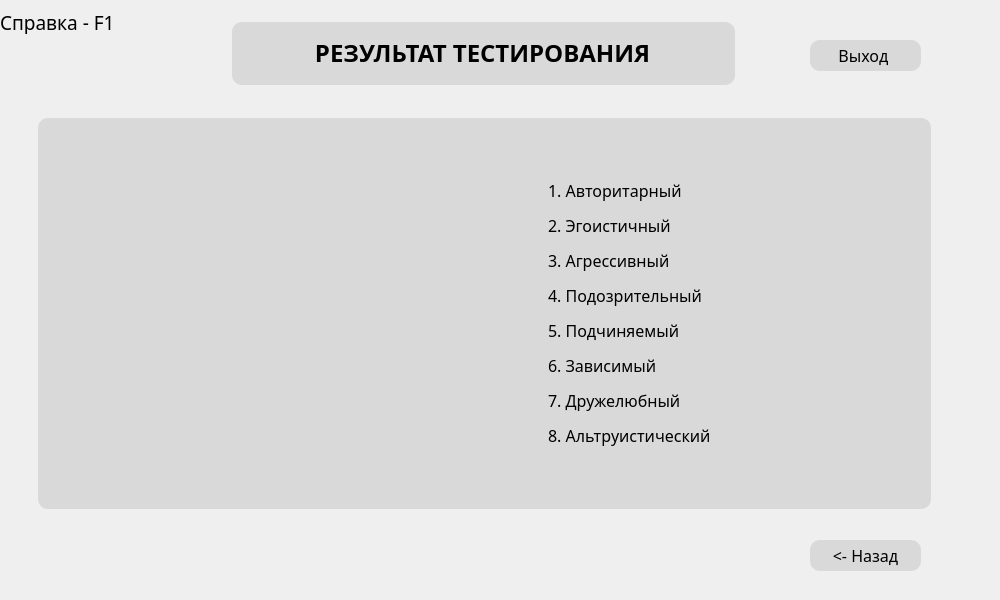
Above: ui/auth/UserResultLiriWidget.ui from xamlo721/PsychologyTestApp before the change. Below: the same form after it.
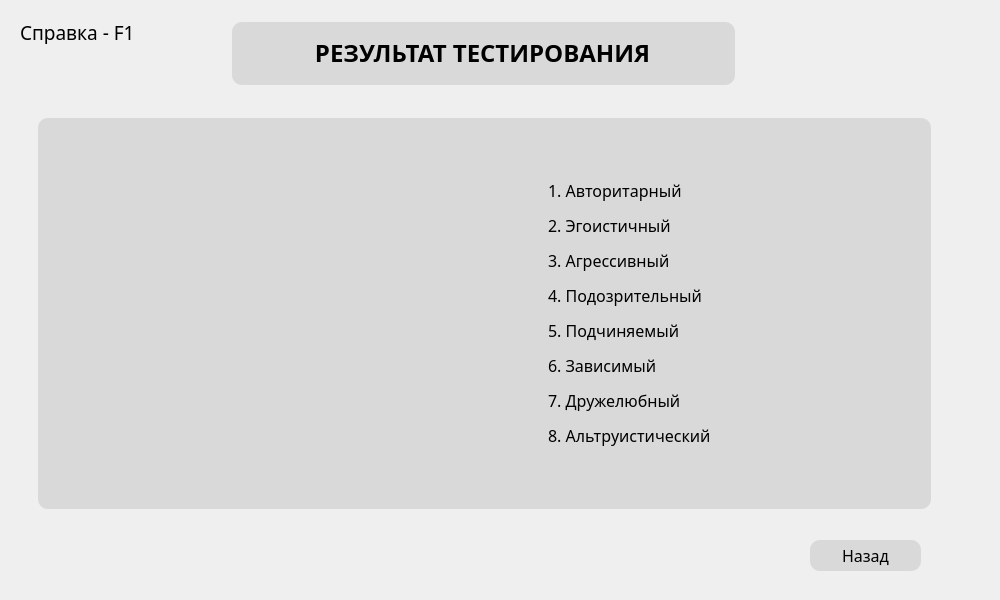
That is the form after the change. Icons and pictures are not drawn. Custom widgets are drawn as their Qt base class.

Commit message: Back buttons fixed

The edit to the form file:
```diff
--- a/ui/auth/UserResultLiriWidget.ui
+++ b/ui/auth/UserResultLiriWidget.ui
@@ -49,8 +49,8 @@
   <widget class="QLabel" name="info">
    <property name="geometry">
     <rect>
-     <x>0</x>
-     <y>10</y>
+     <x>20</x>
+     <y>20</y>
      <width>131</width>
      <height>24</height>
     </rect>
@@ -173,7 +173,7 @@
    <property name="geometry">
     <rect>
      <x>810</x>
-     <y>40</y>
+     <y>540</y>
      <width>111</width>
      <height>31</height>
     </rect>
@@ -194,40 +194,12 @@
 }</string>
    </property>
    <property name="text">
-    <string>Выход </string>
+    <string>Назад</string>
    </property>
    <property name="shortcut">
     <string>Esc</string>
    </property>
   </widget>
-  <widget class="QPushButton" name="totheresults">
-   <property name="geometry">
-    <rect>
-     <x>810</x>
-     <y>540</y>
-     <width>111</width>
-     <height>31</height>
-    </rect>
-   </property>
-   <property name="font">
-    <font>
-     <family>Montserrat Medium</family>
-     <pointsize>12</pointsize>
-    </font>
-   </property>
-   <property name="styleSheet">
-    <string notr="true">QPushButton {
-	border-radius: 10px;
-	background-color: rgb(217, 217, 217);
-}
-QPushButton:hover {
-        background-color: rgba(216, 249, 255);
-}</string>
-   </property>
-   <property name="text">
-    <string>&lt;- Назад</string>
-   </property>
-  </widget>
  </widget>
  <customwidgets>
   <customwidget>
```
The commit also changes 2 other files.
